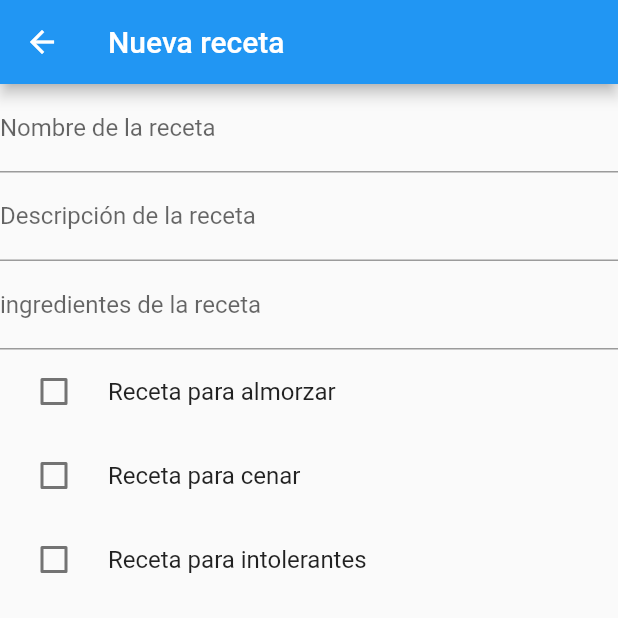
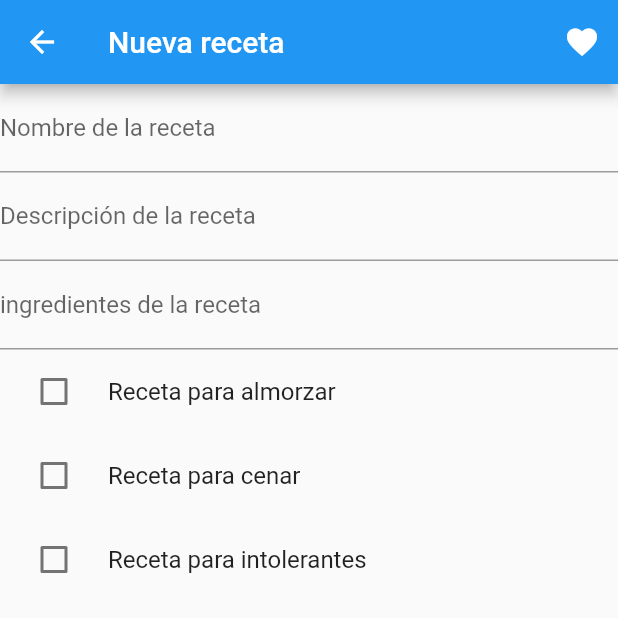
Before and after one commit to alejandrosan-alumn/ProyectoFinCiclo, a Flutter app: the screen it shows after launch, item 2 of the bottom bar chosen, after a tap on the "add" icon, on a phone screen of 412 x 824 dp, the top half of it. Run offline on Flutter 3.47's test engine with Material 2 defaults, Android fonts, the phone set to English and light mode, and no system bars; our stand-ins replace hive; accounts and stored records are empty.

Commit message:
Añadido un botón de favoritos a los detalles de las recetas.

```diff
--- a/randomMix/lib/EditarReceta.dart
+++ b/randomMix/lib/EditarReceta.dart
@@ -28,12 +28,25 @@ class _EditarReceta extends State<EditarReceta>{
   @override
   Widget build(BuildContext context) {
 
+    bool esFavortio = widget.receta.favorito;
     final _formKey = GlobalKey<FormState>();
     recetaProvider.InicializarBox();
 
     return Scaffold(
       appBar: AppBar(
-        title: widget.indiceReceta!=null ? Text('${widget.receta.nombreReceta}') : Text('Nueva receta')
+        title: widget.indiceReceta!=null ? Text('${widget.receta.nombreReceta}') : Text('Nueva receta'),
+        actions: <Widget>[
+          IconButton(
+           icon: Icon(Icons.favorite),
+            color: esFavortio==false ? Colors.white:Colors.amber,
+            onPressed: (){
+             esFavortio = !esFavortio;
+             setState(() {
+               widget.receta.favorito = esFavortio!;
+             });
+            },
+          )
+        ],
       ),
       body: Form(
         key: _formKey,
```
